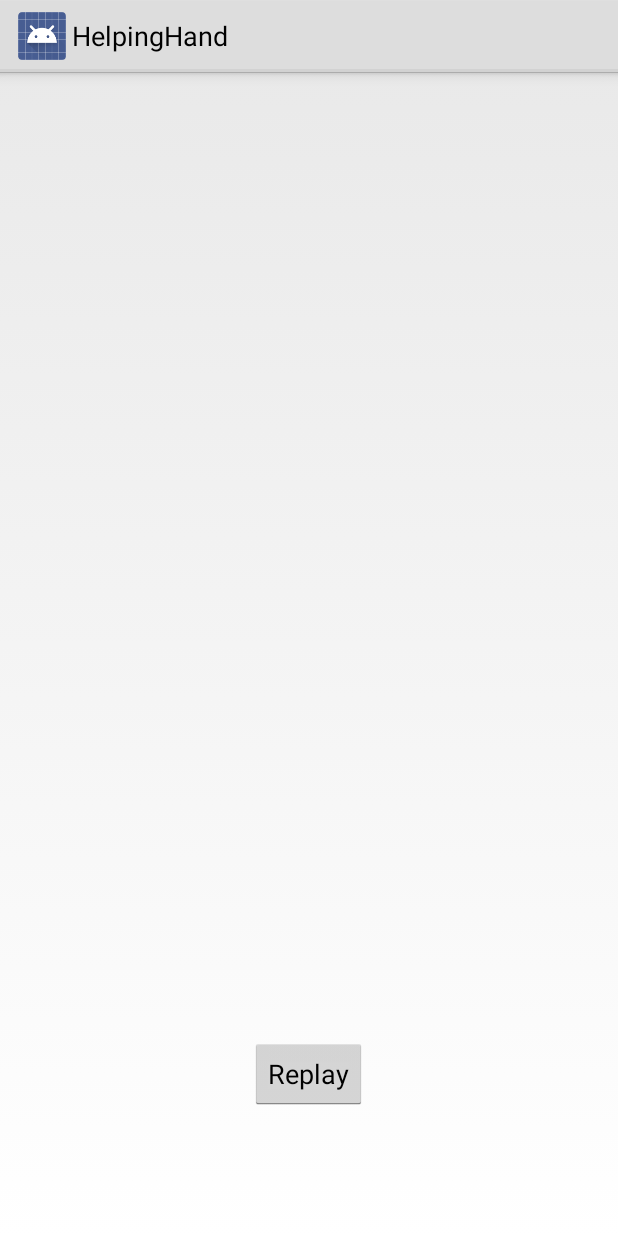
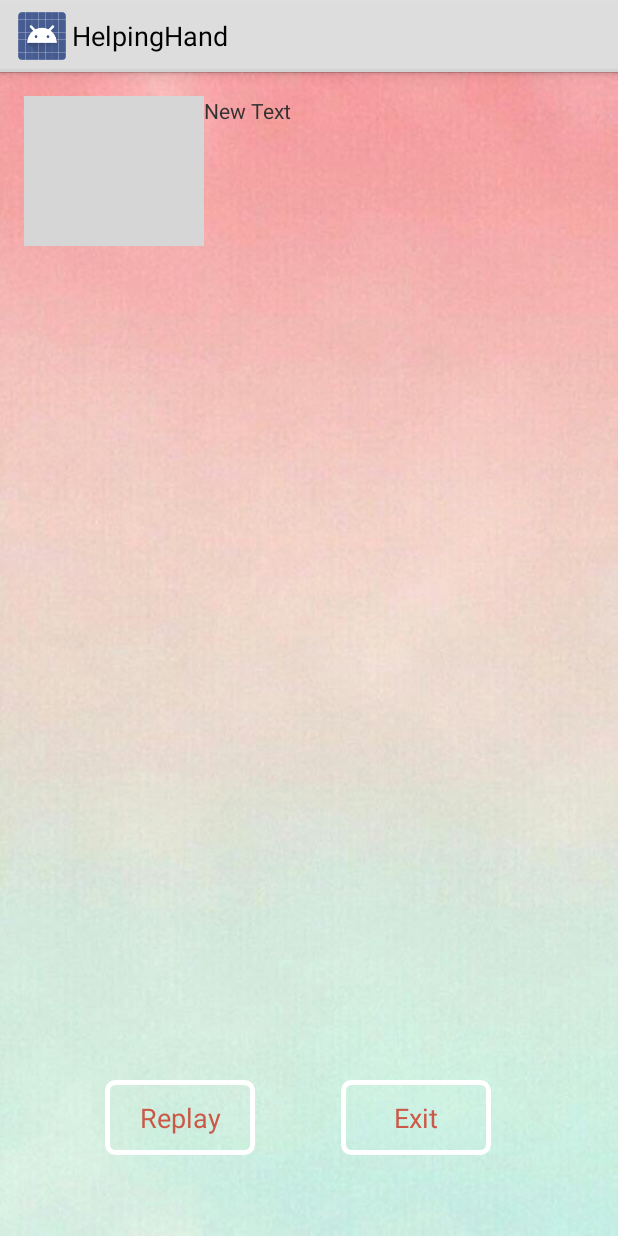
Before and after one commit to sherryzw/Android-APP-HelpingHand, an Android app: the layout activity_result.xml on its own in the app's theme, with its tools: preview values and no code run, on a phone screen of 412 x 824 dp. Run offline under Robolectric (Android 15) with nearby library versions, the phone set to English and light mode, and no system bars; grey boxes are pictures that could not be loaded.

Commit message:
Add entry element activity

```diff
--- a/HelpingHand/app/src/main/java/com/example/wenzhao/helpinghand/ble/pro/HelpingHand/DeviceActivity.java
+++ b/HelpingHand/app/src/main/java/com/example/wenzhao/helpinghand/ble/pro/HelpingHand/DeviceActivity.java
@@ -153,7 +153,9 @@ public class DeviceActivity extends Activity {
 							accText1.setText(String.format("X:%.2fG, Y:%.2fG, Z:%.2fG", ax1, ay1, az1));
 							ratio = Math.sqrt(ax1*ax1 + ay1*ay1 + az1*az1) / (Math.sqrt(ax1*ax1 + ay1*ay1 + az1*az1) + Math.sqrt(ax2*ax2 + ay2*ay2 + az2*az2));
 							ratio = ratio * 100;
-							ratioOverTime.add(ratio);
+							if(ratio != 100){
+								ratioOverTime.add(ratio);
+							}
 							ratioText1.setText(String.format("RATIO1:%.2f",ratio)+"%");
 						}
 						break;
--- a/HelpingHand/app/src/main/res/layout/activity_result.xml
+++ b/HelpingHand/app/src/main/res/layout/activity_result.xml
@@ -7,15 +7,46 @@
     android:paddingLeft="@dimen/activity_horizontal_margin"
     android:paddingRight="@dimen/activity_horizontal_margin"
     android:paddingTop="@dimen/activity_vertical_margin"
-    tools:context="com.example.wenzhao.helpinghand.ble.pro.HelpingHand.ResultActivity">
+    tools:context="com.example.wenzhao.helpinghand.ble.pro.HelpingHand.ResultActivity"
+    android:background="@drawable/background">
 
     <Button
+        android:layout_width="100dp"
+        android:layout_height="50dp"
+        android:text="Replay"
+        android:id="@+id/btn_replay"
+        android:background="@drawable/shape"
+        android:layout_marginBottom="38dp"
+        android:textColor="#ca5948"
+        android:layout_marginStart="54dp"
+        android:layout_alignParentBottom="true"
+        android:layout_alignParentStart="true" />
+
+    <Button
+        android:layout_width="100dp"
+        android:layout_height="50dp"
+        android:text="Exit"
+        android:id="@+id/button"
+        android:background="@drawable/shape"
+        android:textColor="#ca5948"
+        android:layout_marginStart="57dp"
+        android:layout_alignTop="@+id/btn_replay"
+        android:layout_toEndOf="@+id/btn_replay" />
+
+    <ImageView
+        android:layout_width="120dp"
+        android:layout_height="100dp"
+        android:id="@+id/imageView2"
+        android:background="@drawable/showresult"
+        android:layout_alignParentTop="true"
+        android:layout_alignParentStart="true" />
+
+    <TextView
         android:layout_width="wrap_content"
         android:layout_height="wrap_content"
-        android:text="Replay"
-        android:id="@+id/btn_replay"
-        android:layout_alignParentBottom="true"
-        android:layout_centerHorizontal="true"
-        android:layout_marginBottom="68dp" />
+        android:text="New Text"
+        android:id="@+id/textView17"
+        android:layout_alignParentTop="true"
+        android:layout_toEndOf="@+id/imageView2" />
 
 </RelativeLayout>
```
Also changed, not shown: HelpingHand/app/src/main/AndroidManifest.xml (+6 -2 lines), HelpingHand/app/src/main/java/com/example/wenzhao/helpinghand/ble/pro/Database/ChildInfo.java (+14 -3 lines), HelpingHand/app/src/main/java/com/example/wenzhao/helpinghand/ble/pro/HelpingHand/ResultActivity.java (+11 -6 lines).
